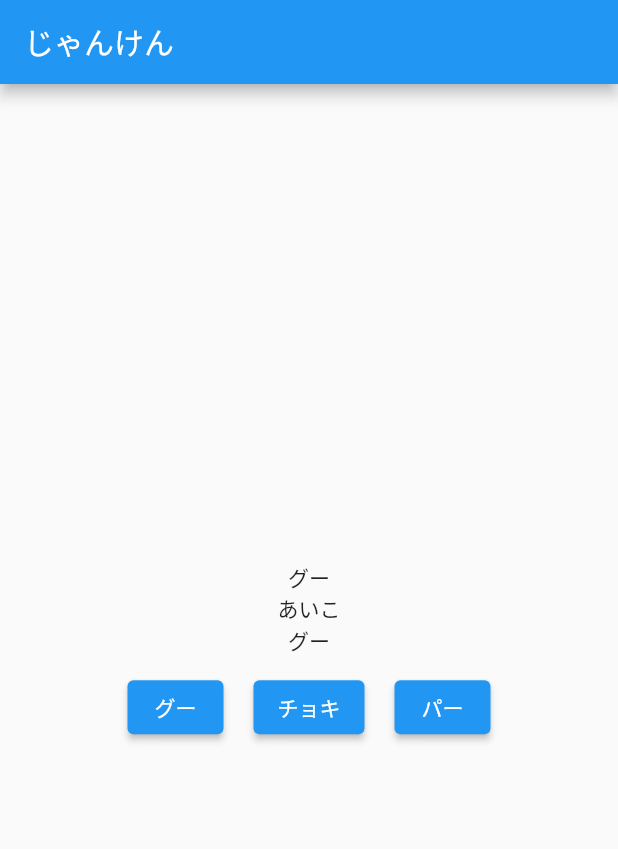
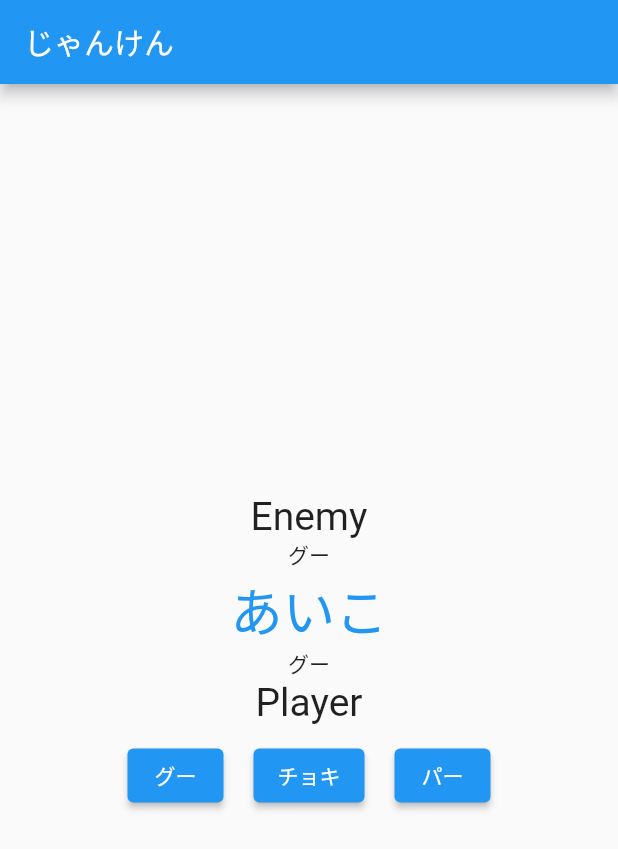
Before and after one commit to Frappuccino2316/bsp, a Flutter app: the screen it shows after launch, on a phone screen of 412 x 824 dp. Shown: the top 849 px of the screen. Run offline on Flutter 3.47's test engine with Material 2 defaults, Android fonts, the phone set to English and light mode, and no system bars.

Commit message:
player表示を追加

```diff
--- a/lib/view/hand_screen.dart
+++ b/lib/view/hand_screen.dart
@@ -58,9 +58,11 @@ class _HandScreenState extends State<HandScreen> {
         child: Column(
           mainAxisAlignment: MainAxisAlignment.center,
           children: <Widget>[
+            Text('Enemy', style: TextStyle(fontSize: 26.0)),
             Text(handTypeString(_enemyHand)),
-            Text(battleJanken()),
+            Text(battleJanken(), style: TextStyle(color: Colors.blue, fontSize: 35.0)),
             Text(handTypeString(_playerHand)),
+            Text('Player', style: TextStyle(fontSize: 26.0)),
             Row(
               mainAxisAlignment: MainAxisAlignment.center,
               children: <Widget>[
```
